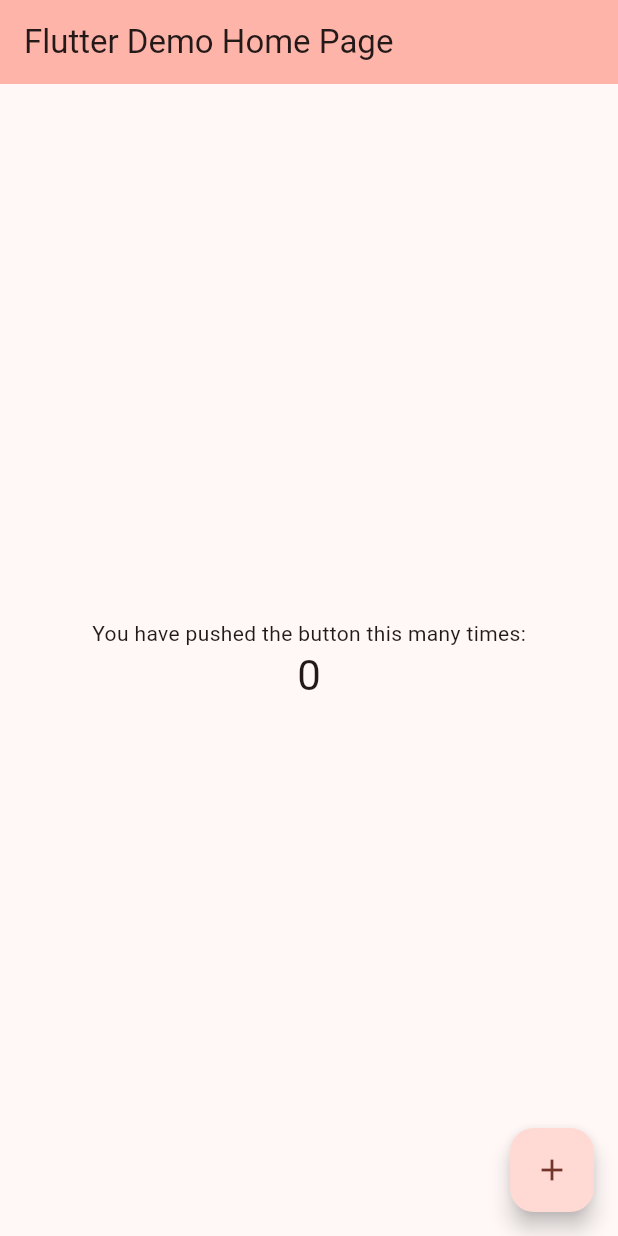
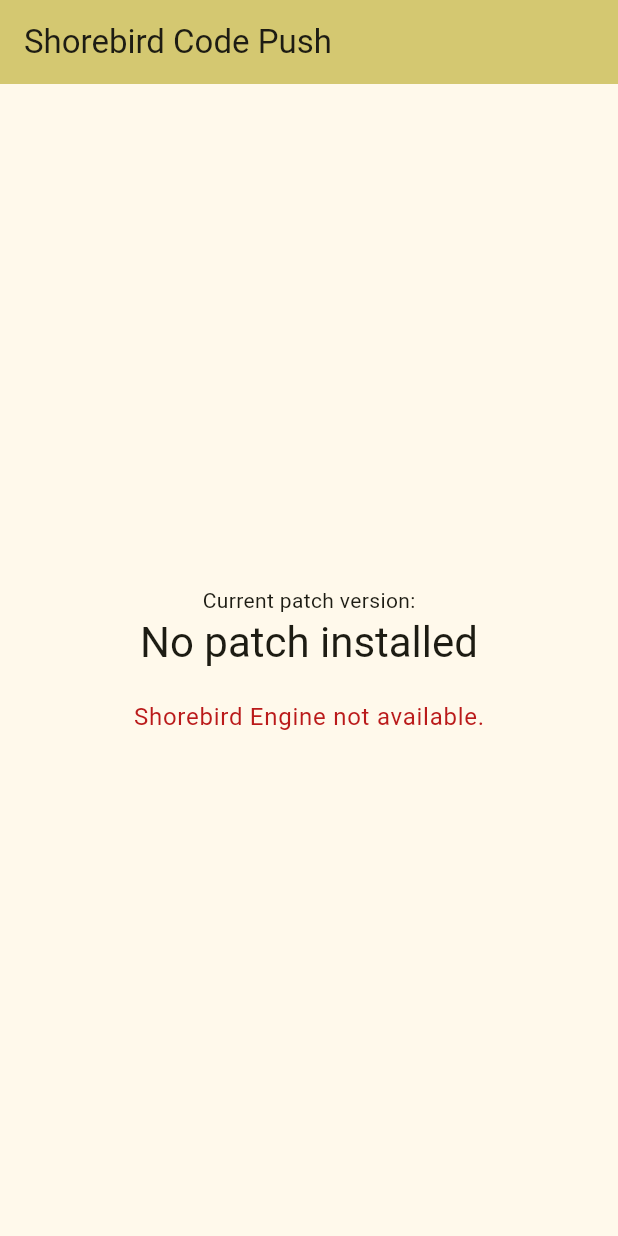
Before and after one commit to Sourav-Sonkar/shorebird_eg, a Flutter app: the screen it shows after launch, on a phone screen of 412 x 824 dp. Run offline on Flutter 3.47's test engine with Material 3 defaults, Android fonts, the phone set to English and light mode, and no system bars; missing offline and left inert: restart_app, shorebird_code_push.

Commit message:
code push example

```diff
--- a/lib/main.dart
+++ b/lib/main.dart
@@ -1,28 +1,34 @@
 import 'package:flutter/material.dart';
+import 'package:restart_app/restart_app.dart';
 
-void main() {
-  runApp(const MyApp());
-}
+import 'package:shorebird_code_push/shorebird_code_push.dart';
+
+// Create an instance of ShorebirdCodePush. Because this example only contains
+// a single widget, we create it here, but you will likely only need to create
+// a single instance of ShorebirdCodePush in your app.
+final _shorebirdCodePush = ShorebirdCodePush();
+
+void main() => runApp(const MyApp());
 
 class MyApp extends StatelessWidget {
   const MyApp({super.key});
 
-  // This widget is the root of your application.
   @override
   Widget build(BuildContext context) {
     return MaterialApp(
-      title: 'Flutter Demo',
+      title: 'Shorebird Code Push Demo',
       theme: ThemeData(
-        colorScheme: ColorScheme.fromSeed(seedColor: Colors.red),
+        colorScheme: ColorScheme.fromSeed(seedColor: Colors.yellow),
         useMaterial3: true,
       ),
-      home: const MyHomePage(title: 'Flutter Demo Home Page'),
+      home: const MyHomePage(title: 'Shorebird Code Push'),
     );
   }
 }
 
 class MyHomePage extends StatefulWidget {
-  const MyHomePage({super.key, required this.title});
+  const MyHomePage({required this.title, super.key});
+
   final String title;
 
   @override
@@ -30,46 +36,166 @@
 }
 
 class _MyHomePageState extends State<MyHomePage> {
-  int _counter = 0;
+  final _isShorebirdAvailable = _shorebirdCodePush.isShorebirdAvailable();
+  int? _currentPatchVersion;
+  bool _isCheckingForUpdate = false;
 
-  void _incrementCounter() {
-    setState(() {
-      _counter = _counter + 2;
+  @override
+  void initState() {
+    super.initState();
+    // Request the current patch number.
+    _shorebirdCodePush.currentPatchNumber().then((currentPatchVersion) {
+      if (!mounted) return;
+      setState(() {
+        _currentPatchVersion = currentPatchVersion;
+      });
     });
   }
 
-  void _decrement() {
+  Future<void> _checkForUpdate() async {
     setState(() {
-      _counter = _counter - 1;
+      _isCheckingForUpdate = true;
     });
+
+    // Ask the Shorebird servers if there is a new patch available.
+    final isUpdateAvailable =
+    await _shorebirdCodePush.isNewPatchAvailableForDownload();
+
+    if (!mounted) return;
+
+    setState(() {
+      _isCheckingForUpdate = false;
+    });
+
+    if (isUpdateAvailable) {
+      _showUpdateAvailableBanner();
+    } else {
+      ScaffoldMessenger.of(context).showSnackBar(
+        const SnackBar(
+          content: Text('No update available'),
+        ),
+      );
+    }
+  }
+
+  void _showDownloadingBanner() {
+    ScaffoldMessenger.of(context).showMaterialBanner(
+      const MaterialBanner(
+        content: Text('Downloading...'),
+        actions: [
+          SizedBox(
+            height: 14,
+            width: 14,
+            child: CircularProgressIndicator(
+              strokeWidth: 2,
+            ),
+          ),
+        ],
+      ),
+    );
+  }
+
+  void _showUpdateAvailableBanner() {
+    ScaffoldMessenger.of(context).showMaterialBanner(
+      MaterialBanner(
+        content: const Text('Update available'),
+        actions: [
+          TextButton(
+            onPressed: () async {
+              ScaffoldMessenger.of(context).hideCurrentMaterialBanner();
+              await _downloadUpdate();
+
+              if (!mounted) return;
+              ScaffoldMessenger.of(context).hideCurrentMaterialBanner();
+            },
+            child: const Text('Download'),
+          ),
+        ],
+      ),
+    );
+  }
+
+  void _showRestartBanner() {
+    ScaffoldMessenger.of(context).showMaterialBanner(
+      const MaterialBanner(
+        content: Text('A new patch is ready!'),
+        actions: [
+          TextButton(
+            // Restart the app for the new patch to take effect.
+            onPressed: Restart.restartApp,
+            child: Text('Restart app'),
+          ),
+        ],
+      ),
+    );
+  }
+
+  Future<void> _downloadUpdate() async {
+    _showDownloadingBanner();
+
+    await Future.wait([
+      _shorebirdCodePush.downloadUpdateIfAvailable(),
+      // Add an artificial delay so the banner has enough time to animate in.
+      Future<void>.delayed(const Duration(milliseconds: 250)),
+    ]);
+
+    if (!mounted) return;
+
+    ScaffoldMessenger.of(context).hideCurrentMaterialBanner();
+    _showRestartBanner();
   }
 
   @override
   Widget build(BuildContext context) {
+    final theme = Theme.of(context);
+    final heading = _currentPatchVersion != null
+        ? '$_currentPatchVersion'
+        : 'No patch installed';
     return Scaffold(
       appBar: AppBar(
-        backgroundColor: Theme.of(context).colorScheme.inversePrimary,
+        backgroundColor: theme.colorScheme.inversePrimary,
         title: Text(widget.title),
       ),
       body: Center(
         child: Column(
           mainAxisAlignment: MainAxisAlignment.center,
           children: <Widget>[
-            const Text(
-              'You have pushed the button this many times:',
+            const Text('Current patch version:'),
+            Text(
+              heading,
+              style: theme.textTheme.headlineMedium,
             ),
-            Text(
-              '$_counter',
-              style: Theme.of(context).textTheme.headlineMedium,
-            ),
+            const SizedBox(height: 20),
+            if (!_isShorebirdAvailable)
+              Text(
+                'Shorebird Engine not available.',
+                style: theme.textTheme.bodyLarge?.copyWith(
+                  color: theme.colorScheme.error,
+                ),
+              ),
+            if (_isShorebirdAvailable)
+              ElevatedButton(
+                onPressed: _isCheckingForUpdate ? null : _checkForUpdate,
+                child: _isCheckingForUpdate
+                    ? const _LoadingIndicator()
+                    : const Text('Check for update'),
+              ),
           ],
         ),
       ),
-      floatingActionButton: FloatingActionButton(
-        onPressed: _decrement,
-        tooltip: 'Increment',
-        child: const Icon(Icons.add),
-      ), // This trailing comma makes auto-formatting nicer for build methods.
     );
   }
 }
+
+class _LoadingIndicator extends StatelessWidget {
+  const _LoadingIndicator();
+
+  @override
+  Widget build(BuildContext context) {
+    return const SizedBox(
+      height: 14,
+      width: 14,
+      child: CircularProgressIndicator(strokeWidth: 2),
+    );
+  }
+}
--- a/pubspec.yaml
+++ b/pubspec.yaml
@@ -16,7 +16,7 @@
 # https://developer.apple.com/library/archive/documentation/General/Reference/InfoPlistKeyReference/Articles/CoreFoundationKeys.html
 # In Windows, build-name is used as the major, minor, and patch parts
 # of the product and file versions while build-number is used as the build suffix.
-version: 1.0.0+1
+version: 1.0.0+3
 
 environment:
   sdk: '>=3.2.3 <4.0.0'
@@ -35,6 +35,8 @@
   # The following adds the Cupertino Icons font to your application.
   # Use with the CupertinoIcons class for iOS style icons.
   cupertino_icons: ^1.0.2
+  shorebird_code_push: ^1.1.3
+  restart_app: ^1.2.1
 
 dev_dependencies:
   flutter_test:
--- a/shorebird.yaml
+++ b/shorebird.yaml
@@ -11,4 +11,4 @@
 # If auto_update: false, you will need to use package:shorebird_code_push to trigger updates.
 # https://pub.dev/packages/shorebird_code_push
 # Uncomment the following line to disable automatic updates.
-# auto_update: false
+auto_update: false
```
Also changed, not shown: pubspec.lock, 6 other files.
